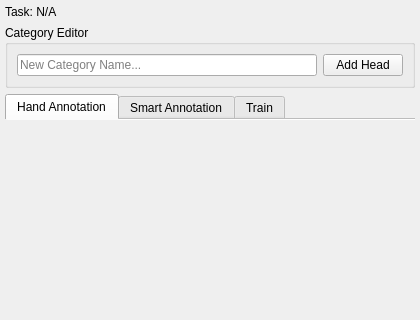
First picture: the form in annotation_tool/ui/classification/classification_annotation_panel.ui, repository OpenSportsLab/VideoAnnotationTool, before the edit; both pictures show x 0 to 420 and y 0 to 320 of the 420 by 760 pixel window.
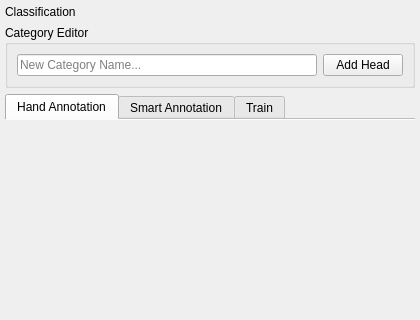
Second picture: the form after the edit.

Commit message: refactor: Remove task field from dataset header and related logic, update UI and tests accordingly

```diff
--- a/annotation_tool/ui/classification/classification_annotation_panel.ui
+++ b/annotation_tool/ui/classification/classification_annotation_panel.ui
@@ -26,7 +26,7 @@
    <item>
     <widget class="QLabel" name="task_label">
      <property name="text">
-      <string>Task: N/A</string>
+      <string>Classification</string>
      </property>
      <property name="class" stdset="0">
       <string notr="true">editor_task_lbl</string>
```
The commit also changes 6 other files.
